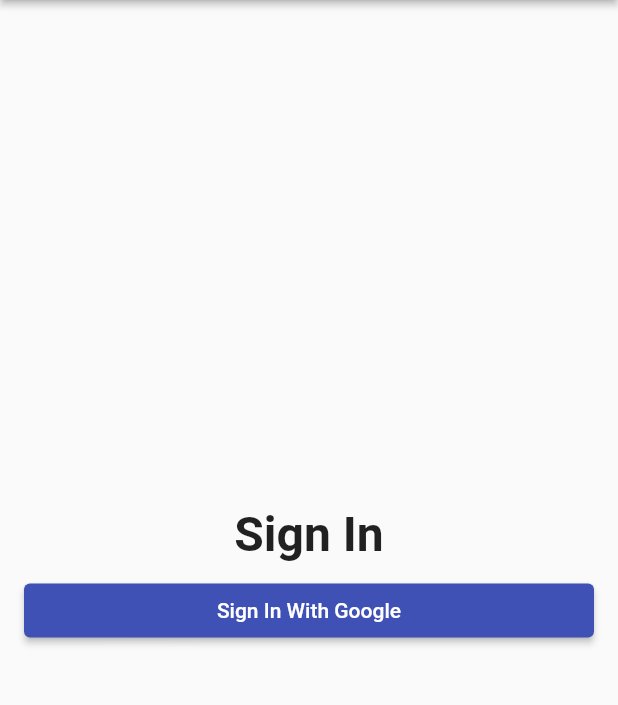
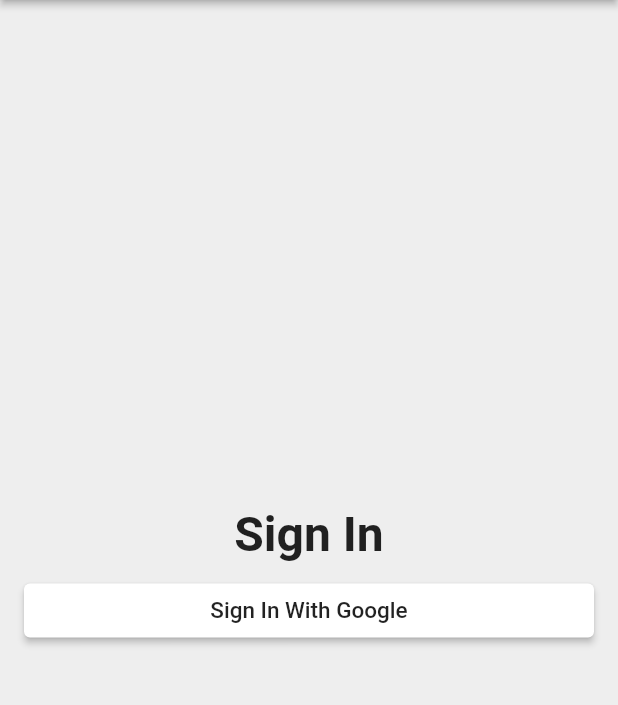
Before and after one commit to thomas-e-cowern/super-octo-garbanzo, a Flutter app: the screen it shows after launch, on a phone screen of 412 x 824 dp, the part 84-789 px from its top. Run offline on Flutter 3.47's test engine with Material 2 defaults, Android fonts, the phone set to English and light mode, and no system bars.

Commit message:
update colors

```diff
--- a/lib/App/sign_in/sign_in_page.dart
+++ b/lib/App/sign_in/sign_in_page.dart
@@ -9,6 +9,7 @@ class SignInPage extends StatelessWidget {
         elevation: 2.0,
       ),
       body: _buildContent(),
+      backgroundColor: Colors.grey[200],
     );
   }
 
@@ -30,7 +31,13 @@ class SignInPage extends StatelessWidget {
           const SizedBox(height: 8.0,),
           ElevatedButton(
             onPressed: _signInWithGoogle,
-            child: const Text('Sign In With Google'),
+            style: ElevatedButton.styleFrom(
+              backgroundColor: Colors.white
+            ),
+            child: const Text(
+                'Sign In With Google',
+              style: TextStyle(color: Colors.black87, fontSize: 15.0),
+            ),
           ),
         ],
       ),
@@ -38,6 +45,6 @@ class SignInPage extends StatelessWidget {
   }
 
   void _signInWithGoogle () {
-
+    // TODO: Auth with Google
   }
 }
```
